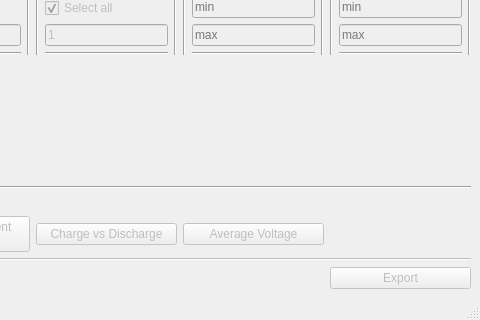
First picture: the form in karlie/view/app.ui, repository abdullahsumbal/data-analysis, before the edit; both pictures show x 120 to 600 and y 220 to 540 of the 600 by 540 pixel window.
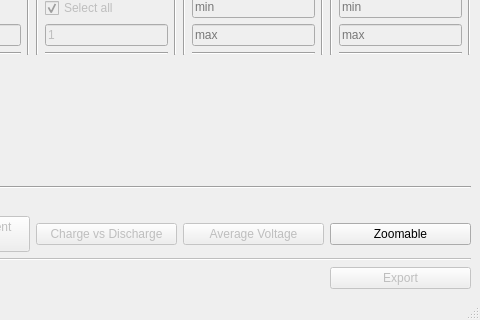
Second picture: the form after the edit.

Commit message: zoomable map

```diff
--- a/karlie/view/app.ui
+++ b/karlie/view/app.ui
@@ -503,6 +503,13 @@
         </property>
        </widget>
       </item>
+      <item row="14" column="3">
+       <widget class="QPushButton" name="button_zoom">
+        <property name="text">
+         <string>Zoomable</string>
+        </property>
+       </widget>
+      </item>
      </layout>
     </item>
    </layout>
```
The commit also changes 3 other files.
